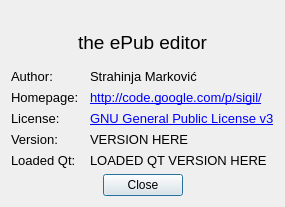
wsw621012/siweiwangsword-sigil, file src/Sigil/Form_Files/About.ui: the form before one commit.
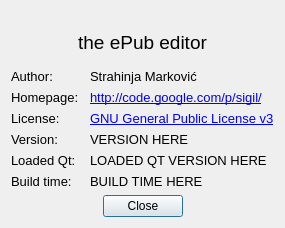
The form after the commit. Icons and pictures are not drawn.

Commit message: Added the build time to the About dialog, showing date and time in UTC

The edit to the form file:
```diff
--- a/src/Sigil/Form_Files/About.ui
+++ b/src/Sigil/Form_Files/About.ui
@@ -7,7 +7,7 @@
     <x>0</x>
     <y>0</y>
     <width>292</width>
-    <height>307</height>
+    <height>299</height>
    </rect>
   </property>
   <property name="windowTitle">
@@ -218,6 +218,33 @@
        </property>
       </widget>
      </item>
+     <item row="5" column="0">
+      <widget class="QLabel" name="lbBuildTime">
+       <property name="font">
+        <font>
+         <pointsize>10</pointsize>
+        </font>
+       </property>
+       <property name="text">
+        <string>Build time:</string>
+       </property>
+      </widget>
+     </item>
+     <item row="5" column="1">
+      <widget class="QLabel" name="lbBuildTimeDisplay">
+       <property name="font">
+        <font>
+         <pointsize>10</pointsize>
+        </font>
+       </property>
+       <property name="text">
+        <string>BUILD TIME HERE</string>
+       </property>
+       <property name="indent">
+        <number>5</number>
+       </property>
+      </widget>
+     </item>
     </layout>
    </item>
    <item>
```
Left out of the diff: 2 changed lines with no effect on the pictures. The commit also changes 3 other files.
